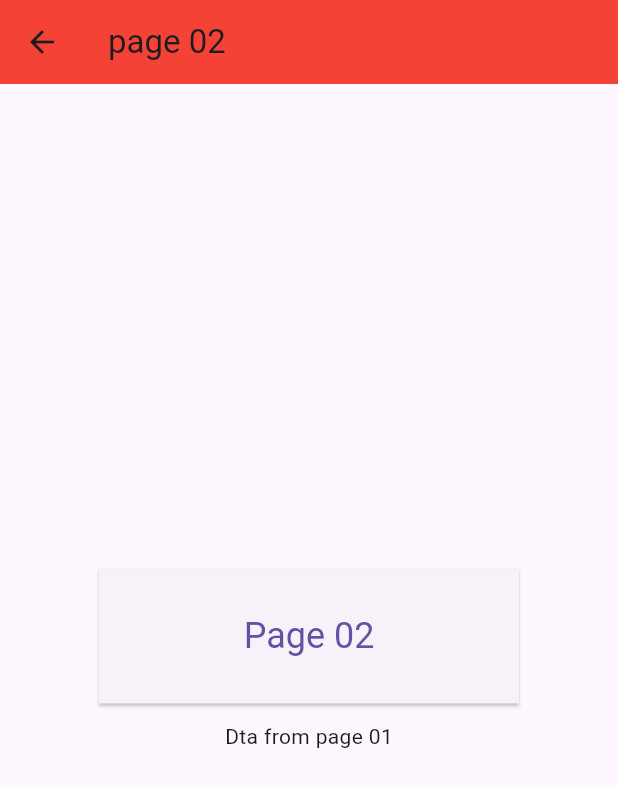
After one commit to cygon23/flutter_play_ground, a Flutter app: the screen it shows after launch, after a tap on "Page 01", on a phone screen of 412 x 824 dp. The commit adds this screen. Shown: the top 787 px of the screen. Run offline on Flutter 3.47's test engine with Material 3 defaults, Android fonts, the light colour scheme and no system bars.

Commit message:
navigator shifting page to page with message passage between pages

```diff
--- a/lib/main.dart
+++ b/lib/main.dart
@@ -1,6 +1,7 @@
 import 'package:flutter/material.dart';
+import 'package:flutter_play_ground/screen/navigatorpage.dart';
 // import 'package:flutter_play_ground/screen/buttonwidget.dart';
-import 'package:flutter_play_ground/screen/textfiled.dart';
+//import 'package:flutter_play_ground/screen/textfiled.dart';
 // import 'package:flutter_play_ground/screen/imagewidget.dart';
 // import 'package:flutter_play_ground/screen/containerwidget.dart';
 // import 'package:flutter_play_ground/screen/column.dart';
@@ -32,7 +33,8 @@ class MyApp extends StatelessWidget {
       // home: Listviewidget(),
       // home: Imagewidget(),
       // home: Buttonwidget(),
-      home: Textfiled(),
+      // home: Textfiled(),
+      home: Navigatorpage(),
     );
   }
 }
--- /dev/null
+++ b/lib/screen/navigatorpage.dart
@@ -0,0 +1,110 @@
+// ignore_for_file: public_member_api_docs, sort_constructors_first
+import 'package:flutter/material.dart';
+
+class Navigatorpage extends StatefulWidget {
+  var data;
+  Navigatorpage({Key? key, this.data}) : super(key: key);
+
+  @override
+  State<Navigatorpage> createState() => _NavigatorpageState();
+}
+
+class _NavigatorpageState extends State<Navigatorpage> {
+  @override
+  Widget build(BuildContext context) {
+    return Scaffold(
+      appBar: AppBar(title: Text("page 01"), backgroundColor: Colors.red),
+
+      body: Center(
+        child: ElevatedButton(
+          style: ElevatedButton.styleFrom(
+            minimumSize: Size(280, 90),
+            textStyle: TextStyle(fontSize: 24),
+            shape: LinearBorder(),
+          ),
+          onPressed: () {
+            Navigator.push(
+              context,
+              MaterialPageRoute(
+                builder: (context) => Page02(data: "Dta from page 01"),
+              ),
+            );
+          },
+          child: Text("Page 01"),
+        ),
+      ),
+    );
+  }
+}
+
+class Page02 extends StatefulWidget {
+  var data;
+  Page02({this.data, super.key});
+
+  @override
+  State<Page02> createState() => _Page02State();
+}
+
+class _Page02State extends State<Page02> {
+  @override
+  Widget build(BuildContext context) {
+    return Scaffold(
+      appBar: AppBar(title: Text("page 02"), backgroundColor: Colors.red),
+
+      body: Column(
+        mainAxisAlignment: MainAxisAlignment.center,
+        crossAxisAlignment: CrossAxisAlignment.center,
+        children: [
+          SizedBox(width: double.infinity),
+          ElevatedButton(
+            style: ElevatedButton.styleFrom(
+              minimumSize: Size(280, 90),
+              textStyle: TextStyle(fontSize: 24),
+              shape: LinearBorder(),
+            ),
+            onPressed: () {
+              Navigator.push(
+                context,
+                MaterialPageRoute(builder: (context) => Page03()),
+              );
+            },
+
+            child: Text("Page 02"),
+          ),
+          SizedBox(height: 12),
+          Text(widget.data),
+        ],
+      ),
+    );
+  }
+}
+
+class Page03 extends StatefulWidget {
+  const Page03({super.key});
+
+  @override
+  State<Page03> createState() => _Page03State();
+}
+
+class _Page03State extends State<Page03> {
+  @override
+  Widget build(BuildContext context) {
+    return Scaffold(
+      appBar: AppBar(title: Text("page 03"), backgroundColor: Colors.red),
+
+      body: Center(
+        child: ElevatedButton(
+          style: ElevatedButton.styleFrom(
+            minimumSize: Size(280, 90),
+            textStyle: TextStyle(fontSize: 24),
+            shape: LinearBorder(),
+          ),
+          onPressed: () {
+            Navigator.popUntil(context, ModalRoute.withName("/"));
+          },
+          child: Text("Page 03"),
+        ),
+      ),
+    );
+  }
+}
```
